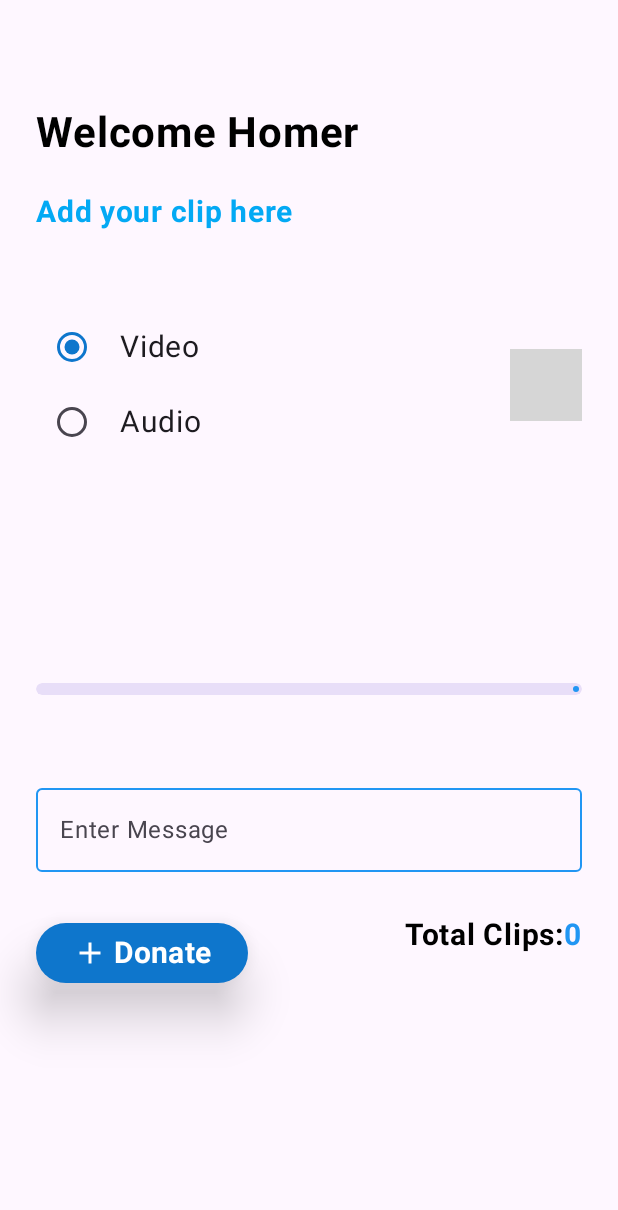
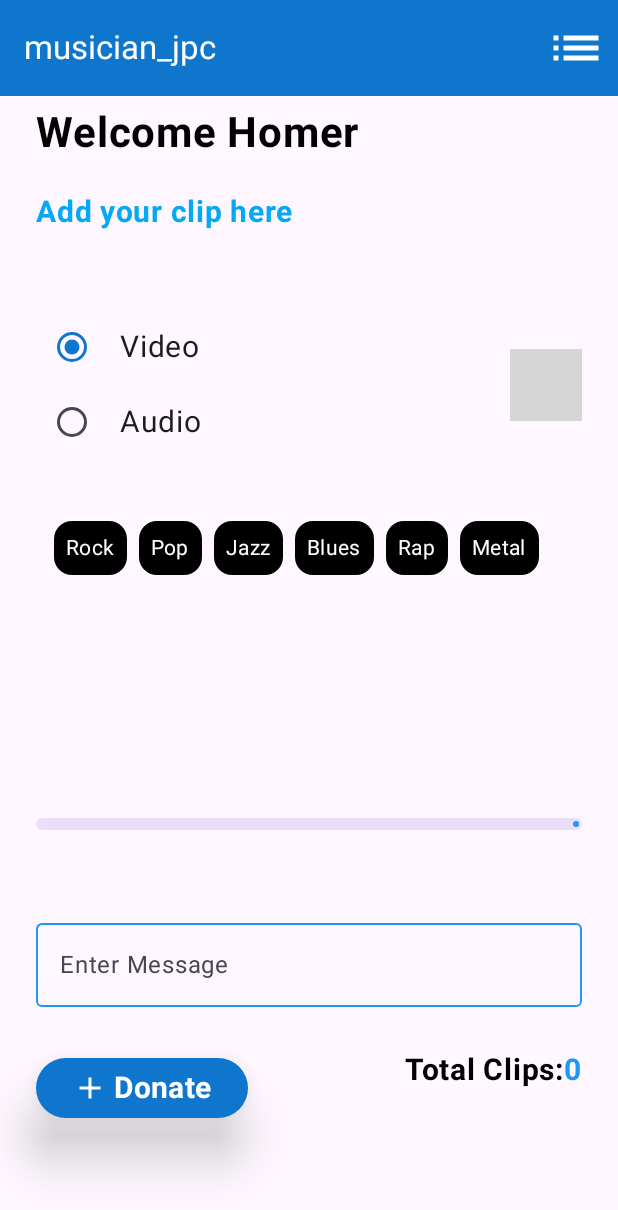
Before and after one commit to neal-boylan/musician_app_jpc, an Android app built with Jetpack Compose: the screen it shows after launch (MainActivity), on a phone screen of 412 x 824 dp. Shown: the top 1210 px of the screen. Run offline under Robolectric (Android 15) with nearby library versions, the phone set to English and light mode, and no system bars; our stand-ins replace Timber; libraries missing offline, so code that uses them is left out: com.chargemap.compose; 1 statement that could not run was skipped; grey boxes are pictures that could not be loaded.

Commit message:
Enabling basic navigation between the two screens

```diff
--- a/app/src/main/java/ie/setu/musician_jpc/MainActivity.kt
+++ b/app/src/main/java/ie/setu/musician_jpc/MainActivity.kt
@@ -1,22 +1,40 @@
 package ie.setu.musician_jpc
 
+import android.annotation.SuppressLint
 import android.os.Bundle
 import androidx.activity.ComponentActivity
 import androidx.activity.compose.setContent
 import androidx.activity.enableEdgeToEdge
 import androidx.compose.foundation.layout.fillMaxSize
 import androidx.compose.foundation.layout.padding
+import androidx.compose.foundation.layout.size
+import androidx.compose.material.icons.Icons
+import androidx.compose.material.icons.automirrored.filled.List
+import androidx.compose.material.icons.filled.Add
+import androidx.compose.material3.ExperimentalMaterial3Api
+import androidx.compose.material3.Icon
+import androidx.compose.material3.IconButton
 import androidx.compose.material3.MaterialTheme
 import androidx.compose.material3.Scaffold
 import androidx.compose.material3.Surface
 import androidx.compose.material3.Text
+import androidx.compose.material3.TopAppBar
+import androidx.compose.material3.TopAppBarDefaults
 import androidx.compose.runtime.Composable
+import androidx.compose.runtime.getValue
 import androidx.compose.runtime.mutableStateListOf
+import androidx.compose.runtime.mutableStateOf
 import androidx.compose.runtime.remember
+import androidx.compose.runtime.setValue
 import androidx.compose.ui.Modifier
+import androidx.compose.ui.graphics.Color
+import androidx.compose.ui.res.stringResource
 import androidx.compose.ui.tooling.preview.Preview
+import androidx.compose.ui.unit.dp
 import ie.setu.musician_jpc.data.ClipModel
+import ie.setu.musician_jpc.ui.components.general.MenuItem
 import ie.setu.musician_jpc.ui.screens.ScreenClip
+import ie.setu.musician_jpc.ui.screens.ScreenClipList
 import ie.setu.musician_jpc.ui.theme.Musician_jpcTheme
 
 class MainActivity : ComponentActivity() {
@@ -36,11 +54,62 @@ class MainActivity : ComponentActivity() {
     }
 }
 
+@SuppressLint("UnusedMaterial3ScaffoldPaddingParameter")
+@OptIn(ExperimentalMaterial3Api::class)
 @Composable
 fun MusicianApp(modifier: Modifier = Modifier) {
     val clips = remember { mutableStateListOf<ClipModel>() }
+    var selectedMenuItem by remember { mutableStateOf<MenuItem?>(MenuItem.AddClip) }
 
-    ScreenClip(modifier = modifier, clips = clips)
+    Scaffold(
+        modifier = modifier,
+        topBar = {
+            TopAppBar(
+                title = {
+                    Text(
+                        text = stringResource(id = R.string.app_name),
+                        color = Color.White
+                    )
+                },
+                colors = TopAppBarDefaults.largeTopAppBarColors(
+                    containerColor = MaterialTheme.colorScheme.primary
+                ),
+                actions = {
+                    if(selectedMenuItem == MenuItem.AddClip) {
+                        IconButton(onClick = {
+                            selectedMenuItem = MenuItem.ClipList
+                        }) {
+                            Icon(
+                                imageVector = Icons.AutoMirrored.Filled.List,
+                                contentDescription = "Options",
+                                tint = Color.White,
+                                modifier = Modifier.size(40.dp)
+                            )
+                        }
+                    }
+                    else {
+                        IconButton(onClick = {
+                            selectedMenuItem = MenuItem.AddClip
+                        }) {
+                            Icon(
+                                imageVector = Icons.Filled.Add,
+                                contentDescription = "Options",
+                                tint = Color.White,
+                                modifier = Modifier.size(40.dp)
+                            )
+                        }
+                    }
+                }
+            )
+        },
+        content = {
+            when (selectedMenuItem) {
+                MenuItem.AddClip -> ScreenClip(modifier = modifier, clips = clips)
+                MenuItem.ClipList -> ScreenClipList(modifier = modifier, clips = clips)
+                else -> {}
+            }
+        }
+    )
 }
 
 @Preview(showBackground = true)
--- a/app/src/main/java/ie/setu/musician_jpc/data/ClipModel.kt
+++ b/app/src/main/java/ie/setu/musician_jpc/data/ClipModel.kt
@@ -1,11 +1,13 @@
 package ie.setu.musician_jpc.data
 
+import ie.setu.musician_jpc.ui.components.addClip.Genre
 import java.util.Date
 import kotlin.random.Random
 
 data class ClipModel(val id: Int = Random.nextInt(1, 100000),
                      val mediaType: String = "N/A",
                      val instrument: String = "N/A",
+                     // val genres: ArrayList<Genre> = arrayListOf(),
                      val message: String = "Just a little something",
                      val dateAdded: Date = Date()
 )
@@ -14,6 +16,7 @@ val fakeClips = List(30) { i ->
     ClipModel(id = 12345 + i,
         "PayPal $i",
         "Guitar $i",
+        // arrayListOf(),
         "Message $i",
         Date()
     )
--- /dev/null
+++ b/app/src/main/java/ie/setu/musician_jpc/ui/components/addClip/GenreChipsString.kt
@@ -0,0 +1,102 @@
+package ie.setu.musician_jpc.ui.components.addClip
+
+import android.annotation.SuppressLint
+import androidx.compose.foundation.layout.Column
+import androidx.compose.foundation.layout.Row
+import androidx.compose.foundation.layout.padding
+import androidx.compose.foundation.lazy.LazyRow
+import androidx.compose.foundation.lazy.items
+import androidx.compose.foundation.selection.toggleable
+import androidx.compose.material3.MaterialTheme
+import androidx.compose.material3.Surface
+import androidx.compose.material3.Text
+import androidx.compose.runtime.Composable
+import androidx.compose.runtime.MutableState
+import androidx.compose.runtime.getValue
+import androidx.compose.runtime.mutableStateOf
+import androidx.compose.runtime.remember
+import androidx.compose.runtime.setValue
+import androidx.compose.ui.Modifier
+import androidx.compose.ui.draw.clip
+import androidx.compose.ui.graphics.Color
+import androidx.compose.ui.tooling.preview.Preview
+import androidx.compose.ui.unit.dp
+
+val genres = listOf("Rock", "Pop", "Jazz", "Blues", "Rap", "Metal")
+
+@Composable
+fun GenreChipsString(onGenreSelected: (MutableState<List<String?>>) -> Unit) {
+
+    var selectedGenre: MutableState<List<String?>> = remember { mutableStateOf(listOf()) }
+
+    ChipGroupString(
+        genres = listOf("Rock", "Pop", "Jazz", "Blues", "Rap", "Metal"),
+        selectedGenres = selectedGenre.value,
+        onSelectedChanged = {
+            val oldList: MutableList<String?> = selectedGenre.value.toMutableList()
+            val genreFromString = it
+
+            if(oldList.contains(genreFromString)){
+                oldList.remove(genreFromString)
+            }else{
+                oldList.add(genreFromString)
+            }
+
+            selectedGenre.value = oldList
+            onGenreSelected(selectedGenre)
+        }
+    )
+
+}
+
+@Preview(showBackground = true)
+@Composable
+fun ChipGroupString(
+    genres: List<String> = listOf("Rock", "Pop", "Jazz", "Blues", "Rap", "Metal"),
+    selectedGenres: List<String?> = listOf(),
+    onSelectedChanged: (String) -> Unit = {},
+) {
+    Column(modifier = Modifier.padding(8.dp)) {
+        LazyRow {
+            items(genres) {
+                ChipString(
+                    name = it,
+                    isSelected = selectedGenres.contains(it),
+                    onSelectionChanged = {
+                        onSelectedChanged(it)
+                    },
+                )
+            }
+        }
+    }
+}
+
+@Preview(showBackground = true)
+@Composable
+fun ChipString(
+    name: String = "Chip",
+    isSelected: Boolean = false,
+    onSelectionChanged: (String) -> Unit = {},
+) {
+    Surface(
+        modifier = Modifier.padding(4.dp),
+        shape = MaterialTheme.shapes.medium,
+        color = if (isSelected) Color.LightGray else Color.Black
+    ) {
+        Row(modifier = Modifier
+            .toggleable(
+                value = isSelected,
+                onValueChange = {
+                    onSelectionChanged(name)
+                }
+            )
+        ) {
+            Text(
+                text = name,
+                style = MaterialTheme.typography.bodyMedium,
+                color = Color.White,
+                modifier = Modifier.padding(8.dp)
+            )
+        }
+    }
+}
--- a/app/src/main/java/ie/setu/musician_jpc/ui/components/addClip/ProgressBar.kt
+++ b/app/src/main/java/ie/setu/musician_jpc/ui/components/addClip/ProgressBar.kt
@@ -4,6 +4,7 @@ import androidx.compose.foundation.layout.fillMaxWidth
 import androidx.compose.foundation.layout.height
 import androidx.compose.foundation.layout.padding
 import androidx.compose.foundation.shape.RoundedCornerShape
+import androidx.compose.material3.FilterChip
 import androidx.compose.material3.LinearProgressIndicator
 import androidx.compose.material3.MaterialTheme
 import androidx.compose.material3.ProgressIndicatorDefaults
--- /dev/null
+++ b/app/src/main/java/ie/setu/musician_jpc/ui/components/general/MenuItem.kt
@@ -0,0 +1,5 @@
+package ie.setu.musician_jpc.ui.components.general
+
+enum class MenuItem {
+    AddClip, ClipList
+}
--- a/app/src/main/java/ie/setu/musician_jpc/ui/screens/ScreenClip.kt
+++ b/app/src/main/java/ie/setu/musician_jpc/ui/screens/ScreenClip.kt
@@ -6,6 +6,7 @@ import androidx.compose.foundation.layout.Row
 import androidx.compose.foundation.layout.Spacer
 import androidx.compose.foundation.layout.padding
 import androidx.compose.runtime.Composable
+import androidx.compose.runtime.MutableState
 import androidx.compose.runtime.getValue
 import androidx.compose.runtime.mutableIntStateOf
 import androidx.compose.runtime.mutableStateOf
@@ -20,6 +21,9 @@ import androidx.compose.ui.unit.dp
 import ie.setu.musician_jpc.data.ClipModel
 import ie.setu.musician_jpc.data.fakeClips
 import ie.setu.musician_jpc.ui.components.addClip.AddClipButton
+import ie.setu.musician_jpc.ui.components.addClip.Genre
+import ie.setu.musician_jpc.ui.components.addClip.GenreChips
+import ie.setu.musician_jpc.ui.components.addClip.GenreChipsString
 import ie.setu.musician_jpc.ui.components.addClip.InstrumentPicker
 import ie.setu.musician_jpc.ui.components.addClip.MessageInput
 import ie.setu.musician_jpc.ui.components.addClip.ProgressBar
@@ -35,6 +39,8 @@ fun ScreenClip(modifier: Modifier = Modifier,
 
     var mediaType by remember { mutableStateOf("Video") }
     var instrument by remember { mutableStateOf("Guitar") }
+    // var genres: MutableState<List<Genre?>> = remember { mutableStateOf(listOf()) }
+    var genres: MutableState<List<String?>> = remember { mutableStateOf(listOf()) }
     var clipMessage by remember { mutableStateOf("Go Homer!") }
     var totalClips by remember { mutableIntStateOf(0) }
 
@@ -62,6 +68,9 @@ fun ScreenClip(modifier: Modifier = Modifier,
                     onInstrumentChange = { instrument = it }
                 )
             }
+
+            GenreChipsString(onGenreSelected = { genres = it })
+
             ProgressBar(
                 modifier = modifier,
                 totalClips = totalClips)
@@ -73,7 +82,7 @@ fun ScreenClip(modifier: Modifier = Modifier,
                 modifier = modifier,
                 clip = ClipModel(mediaType = mediaType,
                     instrument = instrument,
-                    message = clipMessage),
+                    message = genres.value.toString()),
                 clips = clips,
                 onTotalClipsChange = { totalClips = it }
             )
--- a/app/src/main/res/values/strings.xml
+++ b/app/src/main/res/values/strings.xml
@@ -16,4 +16,5 @@
     <string name="enter_message">Enter Message</string>
     <string name="show_less">Show Less</string>
     <string name="show_more">Show More</string>
+    <string name="empty_list">No Clips Yet - Go make some music!</string>
 </resources>
```
Also changed, not shown: app/src/main/java/ie/setu/musician_jpc/ui/components/addClip/GenreChips.kt (added, +115 -0 lines), app/src/main/java/ie/setu/musician_jpc/ui/components/general/Centre.kt (added, +19 -0 lines), app/src/main/java/ie/setu/musician_jpc/ui/screens/ScreenClipList.kt (+27 -3 lines).
